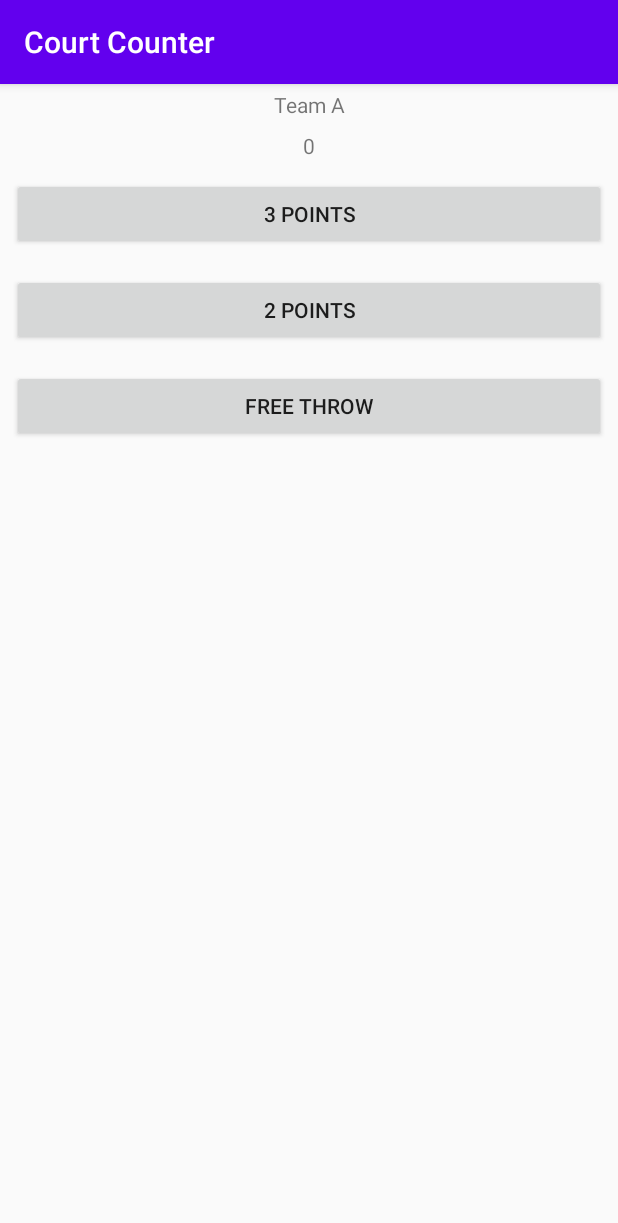
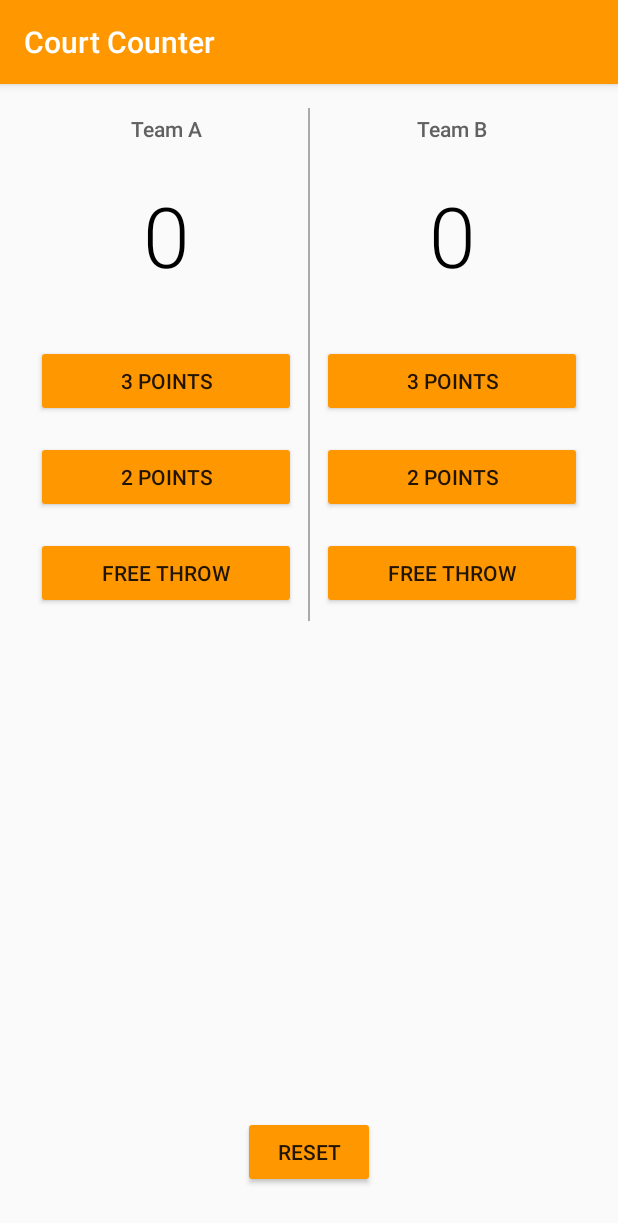
Before and after one commit to alexbar10/CourtCounter, an Android app: the screen it shows after launch (MainActivity), on a phone screen of 412 x 824 dp. Shown: the top 1223 px of the screen. Run offline under Robolectric (Android 15) with nearby library versions, the phone set to English and light mode, and no system bars.

Commit message:
finish app

```diff
--- a/app/src/main/java/com/alexbar10/courtcounter/MainActivity.kt
+++ b/app/src/main/java/com/alexbar10/courtcounter/MainActivity.kt
@@ -2,11 +2,65 @@ package com.alexbar10.courtcounter
 
 import androidx.appcompat.app.AppCompatActivity
 import android.os.Bundle
+import android.widget.TextView
+import kotlinx.android.synthetic.main.activity_main.*
 
 class MainActivity : AppCompatActivity() {
+
+    var scoreTeamA = 0
+    var scoreTeamB = 0
 
     override fun onCreate(savedInstanceState: Bundle?) {
         super.onCreate(savedInstanceState)
         setContentView(R.layout.activity_main)
+
+        three_points_button.setOnClickListener {
+            scoreTeamA += 3
+            displayForTeamA(scoreTeamA)
+        }
+        two_points_button.setOnClickListener {
+            scoreTeamA += 2
+            displayForTeamA(scoreTeamA)
+        }
+        free_throw_button.setOnClickListener {
+            scoreTeamA += 1
+            displayForTeamA(scoreTeamA)
+        }
+
+        three_points_button_team_b.setOnClickListener {
+            scoreTeamB += 3
+            displayForTeamB(scoreTeamB)
+        }
+        two_points_button_team_b.setOnClickListener {
+            scoreTeamB += 2
+            displayForTeamB(scoreTeamB)
+        }
+        free_throw_button_team_b.setOnClickListener {
+            scoreTeamB += 1
+            displayForTeamB(scoreTeamB)
+        }
+        reset_button.setOnClickListener {
+            scoreTeamA = 0
+            scoreTeamB = 0
+            displayForTeamA(scoreTeamA)
+            displayForTeamB(scoreTeamB)
+        }
+
+    }
+
+    /**
+     * Display score for team A
+     */
+    private fun displayForTeamA(score: Int) {
+        val scoreView = findViewById<TextView>(R.id.team_a_score)
+        scoreView.text = score.toString()
+    }
+
+    /**
+     * Display score for team B
+     */
+    private fun displayForTeamB(score: Int) {
+        val scoreView = findViewById<TextView>(R.id.team_b_score)
+        scoreView.text = score.toString()
     }
 }
--- a/app/src/main/res/layout/activity_main.xml
+++ b/app/src/main/res/layout/activity_main.xml
@@ -1,42 +1,134 @@
 <?xml version="1.0" encoding="utf-8"?>
-<LinearLayout xmlns:android="http://schemas.android.com/apk/res/android"
+
+<RelativeLayout  xmlns:android="http://schemas.android.com/apk/res/android"
     xmlns:app="http://schemas.android.com/apk/res-auto"
     xmlns:tools="http://schemas.android.com/tools"
     android:layout_width="match_parent"
     android:layout_height="match_parent"
+    >
+
+    <LinearLayout
+        android:layout_width="match_parent"
+        android:layout_height="wrap_content"
+        android:orientation="horizontal"
+        android:layout_margin="16dp"
+        tools:context=".MainActivity">
+
+        <LinearLayout
+            android:layout_width="0dp"
+            android:layout_weight="1"
+            android:layout_height="wrap_content"
             android:orientation="vertical"
-    tools:context=".MainActivity">
+            >
+            <TextView
+                android:layout_width="match_parent"
+                android:layout_height="wrap_content"
+                android:gravity="center_horizontal"
+                android:padding="4dp"
+                android:textSize="14sp"
+                android:textColor="#616161"
+                android:fontFamily="sans-serif-medium"
+                android:text="Team A" />
+
+            <TextView
+                android:id="@+id/team_a_score"
+                android:layout_width="match_parent"
+                android:layout_height="wrap_content"
+                android:gravity="center_horizontal"
+                android:padding="4dp"
+                android:textSize="56sp"
+                android:textColor="#000000"
+                android:fontFamily="sans-serif-light"
+                android:layout_marginTop="16dp"
+                android:layout_marginBottom="24dp"
+                android:text="0" />
+
+            <Button
+                android:id="@+id/three_points_button"
+                android:layout_width="match_parent"
+                android:layout_height="wrap_content"
+                android:layout_margin="8dp"
+                android:text="3 points" />
+
+            <Button
+                android:id="@+id/two_points_button"
+                android:layout_width="match_parent"
+                android:layout_height="wrap_content"
+                android:layout_margin="8dp"
+                android:text="2 points" />
+
+            <Button
+                android:id="@+id/free_throw_button"
+                android:layout_width="match_parent"
+                android:layout_height="wrap_content"
+                android:layout_margin="8dp"
+                android:text="Free Throw" />
+        </LinearLayout>
+
+        <View
+            android:layout_width="1dp"
+            android:layout_height="match_parent"
+            android:background="@android:color/darker_gray" />
+
+        <LinearLayout
+            android:layout_width="0dp"
+            android:layout_weight="1"
+            android:layout_height="wrap_content"
+            android:orientation="vertical"
+            >
 
             <TextView
                 android:layout_width="match_parent"
                 android:layout_height="wrap_content"
                 android:gravity="center_horizontal"
                 android:padding="4dp"
-        android:text="Team A" />
+                android:textSize="14sp"
+                android:textColor="#616161"
+                android:fontFamily="sans-serif-medium"
+                android:text="Team B" />
 
             <TextView
+                android:id="@+id/team_b_score"
                 android:layout_width="match_parent"
                 android:layout_height="wrap_content"
                 android:gravity="center_horizontal"
                 android:padding="4dp"
+                android:textSize="56sp"
+                android:textColor="#000000"
+                android:fontFamily="sans-serif-light"
+                android:layout_marginTop="16dp"
+                android:layout_marginBottom="24dp"
                 android:text="0" />
 
             <Button
+                android:id="@+id/three_points_button_team_b"
                 android:layout_width="match_parent"
                 android:layout_height="wrap_content"
                 android:layout_margin="8dp"
                 android:text="3 points" />
 
             <Button
+                android:id="@+id/two_points_button_team_b"
                 android:layout_width="match_parent"
                 android:layout_height="wrap_content"
                 android:layout_margin="8dp"
                 android:text="2 points" />
 
             <Button
+                android:id="@+id/free_throw_button_team_b"
                 android:layout_width="match_parent"
                 android:layout_height="wrap_content"
                 android:layout_margin="8dp"
                 android:text="Free Throw" />
+        </LinearLayout>
+    </LinearLayout>
 
-</LinearLayout>
+    <Button
+        android:id="@+id/reset_button"
+        android:layout_width="wrap_content"
+        android:layout_height="wrap_content"
+        android:text="Reset"
+        android:layout_alignParentBottom="true"
+        android:layout_centerHorizontal="true"
+        android:layout_margin="32dp"/>
+</RelativeLayout>
--- a/app/src/main/res/values/colors.xml
+++ b/app/src/main/res/values/colors.xml
@@ -1,6 +1,6 @@
 <?xml version="1.0" encoding="utf-8"?>
 <resources>
-    <color name="colorPrimary">#6200EE</color>
+    <color name="colorPrimary">#FF9800</color>
     <color name="colorPrimaryDark">#3700B3</color>
     <color name="colorAccent">#03DAC5</color>
 </resources>
--- a/app/src/main/res/values/styles.xml
+++ b/app/src/main/res/values/styles.xml
@@ -6,6 +6,8 @@
         <item name="colorPrimary">@color/colorPrimary</item>
         <item name="colorPrimaryDark">@color/colorPrimaryDark</item>
         <item name="colorAccent">@color/colorAccent</item>
+
+        <item name="colorButtonNormal">#FF9800</item>
     </style>
 
 </resources>
```
Lines whose indentation alone changed are shown as unchanged.
